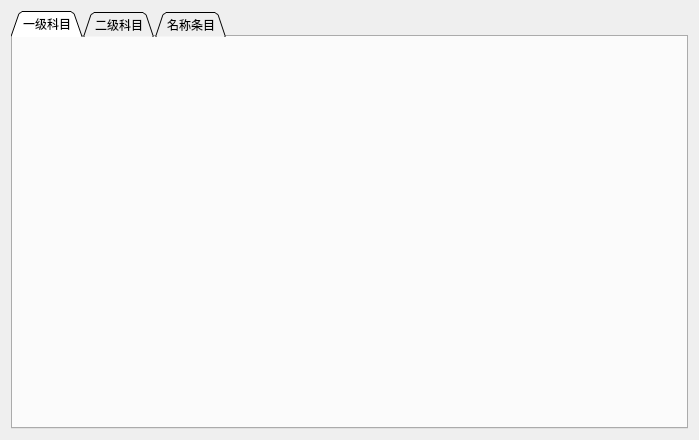
First picture: the form in forms/apcsubject.ui, repository wangkungit5905/PzAssistant, before the edit.
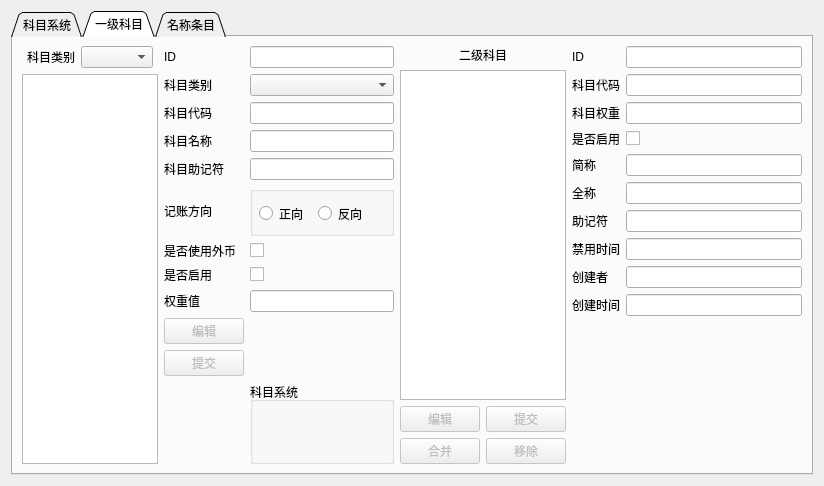
Second picture: the form after the edit.

```diff
--- a/forms/apcsubject.ui
+++ b/forms/apcsubject.ui
@@ -6,16 +6,16 @@
    <rect>
     <x>0</x>
     <y>0</y>
-    <width>699</width>
-    <height>440</height>
+    <width>824</width>
+    <height>486</height>
    </rect>
   </property>
   <property name="windowTitle">
    <string>Form</string>
   </property>
-  <layout class="QVBoxLayout" name="verticalLayout">
+  <layout class="QHBoxLayout" name="horizontalLayout_9">
    <item>
-    <widget class="QTabWidget" name="tabWidget">
+    <widget class="QTabWidget" name="tw">
      <property name="tabPosition">
       <enum>QTabWidget::North</enum>
      </property>
@@ -28,20 +28,877 @@
      <property name="documentMode">
       <bool>false</bool>
      </property>
+     <widget class="QWidget" name="tabSubSys">
+      <attribute name="title">
+       <string>科目系统</string>
+      </attribute>
+      <layout class="QVBoxLayout" name="verticalLayout_8">
+       <item>
+        <widget class="QLabel" name="label">
+         <property name="text">
+          <string>账户采用的科目系统</string>
+         </property>
+        </widget>
+       </item>
+       <item>
+        <widget class="QTableWidget" name="tv_subsys">
+         <property name="selectionBehavior">
+          <enum>QAbstractItemView::SelectRows</enum>
+         </property>
+         <column>
+          <property name="text">
+           <string>代码</string>
+          </property>
+         </column>
+         <column>
+          <property name="text">
+           <string>名称</string>
+          </property>
+         </column>
+         <column>
+          <property name="text">
+           <string>说明</string>
+          </property>
+         </column>
+         <column>
+          <property name="text">
+           <string>导入</string>
+          </property>
+         </column>
+         <column>
+          <property name="text">
+           <string>衔接配置</string>
+          </property>
+         </column>
+        </widget>
+       </item>
+       <item>
+        <spacer name="verticalSpacer_5">
+         <property name="orientation">
+          <enum>Qt::Vertical</enum>
+         </property>
+         <property name="sizeHint" stdset="0">
+          <size>
+           <width>20</width>
+           <height>40</height>
+          </size>
+         </property>
+        </spacer>
+       </item>
+      </layout>
+     </widget>
      <widget class="QWidget" name="tabFst">
       <attribute name="title">
        <string>一级科目</string>
       </attribute>
-     </widget>
-     <widget class="QWidget" name="tabSec">
-      <attribute name="title">
-       <string>二级科目</string>
-      </attribute>
+      <layout class="QHBoxLayout" name="horizontalLayout" stretch="1,2,1,2">
+       <item>
+        <layout class="QVBoxLayout" name="verticalLayout_3">
+         <item>
+          <layout class="QHBoxLayout" name="horizontalLayout_2">
+           <property name="leftMargin">
+            <number>5</number>
+           </property>
+           <property name="rightMargin">
+            <number>5</number>
+           </property>
+           <item>
+            <widget class="QLabel" name="label_10">
+             <property name="text">
+              <string>科目类别</string>
+             </property>
+            </widget>
+           </item>
+           <item>
+            <widget class="QComboBox" name="cmbFSubCls"/>
+           </item>
+          </layout>
+         </item>
+         <item>
+          <widget class="QListWidget" name="lwFSub"/>
+         </item>
+        </layout>
+       </item>
+       <item>
+        <layout class="QGridLayout" name="gridLayout" rowstretch="0,0,0,0,0,3,0,0,0,0,0,5">
+         <item row="0" column="0">
+          <widget class="QLabel" name="label_33">
+           <property name="text">
+            <string>ID</string>
+           </property>
+          </widget>
+         </item>
+         <item row="0" column="1">
+          <widget class="QLineEdit" name="fsubID">
+           <property name="readOnly">
+            <bool>true</bool>
+           </property>
+          </widget>
+         </item>
+         <item row="1" column="0">
+          <widget class="QLabel" name="label_4">
+           <property name="text">
+            <string>科目类别</string>
+           </property>
+          </widget>
+         </item>
+         <item row="1" column="1">
+          <widget class="QComboBox" name="FSubCls"/>
+         </item>
+         <item row="2" column="0">
+          <widget class="QLabel" name="label_3">
+           <property name="text">
+            <string>科目代码</string>
+           </property>
+          </widget>
+         </item>
+         <item row="2" column="1">
+          <widget class="QLineEdit" name="fsubCode"/>
+         </item>
+         <item row="3" column="0">
+          <widget class="QLabel" name="label_2">
+           <property name="text">
+            <string>科目名称</string>
+           </property>
+          </widget>
+         </item>
+         <item row="3" column="1">
+          <widget class="QLineEdit" name="fsubName"/>
+         </item>
+         <item row="4" column="0">
+          <widget class="QLabel" name="label_6">
+           <property name="text">
+            <string>科目助记符</string>
+           </property>
+          </widget>
+         </item>
+         <item row="4" column="1">
+          <widget class="QLineEdit" name="fsubRemCode"/>
+         </item>
+         <item row="5" column="0">
+          <widget class="QLabel" name="label_5">
+           <property name="text">
+            <string>记账方向</string>
+           </property>
+          </widget>
+         </item>
+         <item row="5" column="1">
+          <widget class="QGroupBox" name="groupBox_2">
+           <property name="title">
+            <string/>
+           </property>
+           <property name="alignment">
+            <set>Qt::AlignLeading|Qt::AlignLeft|Qt::AlignTop</set>
+           </property>
+           <widget class="QRadioButton" name="jdDir_N">
+            <property name="geometry">
+             <rect>
+              <x>68</x>
+              <y>16</y>
+              <width>52</width>
+              <height>23</height>
+             </rect>
+            </property>
+            <property name="text">
+             <string>反向</string>
+            </property>
+           </widget>
+           <widget class="QRadioButton" name="jdDir_P">
+            <property name="geometry">
+             <rect>
+              <x>9</x>
+              <y>16</y>
+              <width>53</width>
+              <height>23</height>
+             </rect>
+            </property>
+            <property name="text">
+             <string>正向</string>
+            </property>
+           </widget>
+          </widget>
+         </item>
+         <item row="6" column="0">
+          <widget class="QLabel" name="label_8">
+           <property name="text">
+            <string>是否使用外币</string>
+           </property>
+          </widget>
+         </item>
+         <item row="6" column="1">
+          <widget class="QCheckBox" name="isUseWb">
+           <property name="text">
+            <string/>
+           </property>
+          </widget>
+         </item>
+         <item row="7" column="0">
+          <widget class="QLabel" name="label_7">
+           <property name="text">
+            <string>是否启用</string>
+           </property>
+          </widget>
+         </item>
+         <item row="7" column="1">
+          <widget class="QCheckBox" name="fsubIsEnable">
+           <property name="text">
+            <string/>
+           </property>
+          </widget>
+         </item>
+         <item row="8" column="0">
+          <widget class="QLabel" name="label_9">
+           <property name="text">
+            <string>权重值</string>
+           </property>
+          </widget>
+         </item>
+         <item row="8" column="1">
+          <widget class="QLineEdit" name="fsubWeight">
+           <property name="text">
+            <string/>
+           </property>
+          </widget>
+         </item>
+         <item row="9" column="0">
+          <widget class="QPushButton" name="btnFSubEdit">
+           <property name="enabled">
+            <bool>false</bool>
+           </property>
+           <property name="text">
+            <string>编辑</string>
+           </property>
+          </widget>
+         </item>
+         <item row="10" column="0">
+          <widget class="QPushButton" name="btnFSubCommit">
+           <property name="enabled">
+            <bool>false</bool>
+           </property>
+           <property name="text">
+            <string>提交</string>
+           </property>
+          </widget>
+         </item>
+         <item row="11" column="0">
+          <spacer name="verticalSpacer_3">
+           <property name="orientation">
+            <enum>Qt::Vertical</enum>
+           </property>
+           <property name="sizeHint" stdset="0">
+            <size>
+             <width>20</width>
+             <height>40</height>
+            </size>
+           </property>
+          </spacer>
+         </item>
+         <item row="11" column="1">
+          <widget class="QGroupBox" name="gb_subSys">
+           <property name="title">
+            <string>科目系统</string>
+           </property>
+          </widget>
+         </item>
+        </layout>
+       </item>
+       <item>
+        <layout class="QVBoxLayout" name="verticalLayout_2">
+         <item>
+          <widget class="QLabel" name="label_11">
+           <property name="text">
+            <string>二级科目</string>
+           </property>
+           <property name="alignment">
+            <set>Qt::AlignCenter</set>
+           </property>
+          </widget>
+         </item>
+         <item>
+          <widget class="QListWidget" name="lwSSub"/>
+         </item>
+         <item>
+          <layout class="QHBoxLayout" name="horizontalLayout_3">
+           <item>
+            <widget class="QPushButton" name="btnSSubEdit">
+             <property name="enabled">
+              <bool>false</bool>
+             </property>
+             <property name="text">
+              <string>编辑</string>
+             </property>
+            </widget>
+           </item>
+           <item>
+            <spacer name="horizontalSpacer">
+             <property name="orientation">
+              <enum>Qt::Horizontal</enum>
+             </property>
+             <property name="sizeHint" stdset="0">
+              <size>
+               <width>40</width>
+               <height>20</height>
+              </size>
+             </property>
+            </spacer>
+           </item>
+           <item>
+            <widget class="QPushButton" name="btnSSubCommit">
+             <property name="enabled">
+              <bool>false</bool>
+             </property>
+             <property name="text">
+              <string>提交</string>
+             </property>
+            </widget>
+           </item>
+          </layout>
+         </item>
+         <item>
+          <layout class="QHBoxLayout" name="horizontalLayout_5">
+           <item>
+            <widget class="QPushButton" name="btnSSubMerge">
+             <property name="enabled">
+              <bool>false</bool>
+             </property>
+             <property name="text">
+              <string>合并</string>
+             </property>
+            </widget>
+           </item>
+           <item>
+            <spacer name="horizontalSpacer_2">
+             <property name="orientation">
+              <enum>Qt::Horizontal</enum>
+             </property>
+             <property name="sizeHint" stdset="0">
+              <size>
+               <width>40</width>
+               <height>20</height>
+              </size>
+             </property>
+            </spacer>
+           </item>
+           <item>
+            <widget class="QPushButton" name="btnSSubDel">
+             <property name="enabled">
+              <bool>false</bool>
+             </property>
+             <property name="text">
+              <string>移除</string>
+             </property>
+            </widget>
+           </item>
+          </layout>
+         </item>
+        </layout>
+       </item>
+       <item>
+        <layout class="QGridLayout" name="gridLayout_3">
+         <item row="0" column="0">
+          <widget class="QLabel" name="label_32">
+           <property name="text">
+            <string>ID</string>
+           </property>
+          </widget>
+         </item>
+         <item row="8" column="0">
+          <widget class="QLabel" name="label_23">
+           <property name="text">
+            <string>创建者</string>
+           </property>
+          </widget>
+         </item>
+         <item row="9" column="1">
+          <widget class="QLineEdit" name="ssubCrtTime"/>
+         </item>
+         <item row="5" column="1">
+          <widget class="QLineEdit" name="ssubLName">
+           <property name="readOnly">
+            <bool>true</bool>
+           </property>
+          </widget>
+         </item>
+         <item row="6" column="1">
+          <widget class="QLineEdit" name="ssubRemCode">
+           <property name="readOnly">
+            <bool>true</bool>
+           </property>
+          </widget>
+         </item>
+         <item row="4" column="1">
+          <widget class="QLineEdit" name="ssubName">
+           <property name="readOnly">
+            <bool>true</bool>
+           </property>
+          </widget>
+         </item>
+         <item row="7" column="0">
+          <widget class="QLabel" name="label_22">
+           <property name="text">
+            <string>禁用时间</string>
+           </property>
+          </widget>
+         </item>
+         <item row="2" column="1">
+          <widget class="QLineEdit" name="ssubWeight"/>
+         </item>
+         <item row="7" column="1">
+          <widget class="QLineEdit" name="ssubDisTime"/>
+         </item>
+         <item row="9" column="0">
+          <widget class="QLabel" name="label_24">
+           <property name="text">
+            <string>创建时间</string>
+           </property>
+          </widget>
+         </item>
+         <item row="8" column="1">
+          <widget class="QLineEdit" name="ssubCreator"/>
+         </item>
+         <item row="6" column="0">
+          <widget class="QLabel" name="label_31">
+           <property name="text">
+            <string>助记符</string>
+           </property>
+          </widget>
+         </item>
+         <item row="4" column="0">
+          <widget class="QLabel" name="label_29">
+           <property name="text">
+            <string>简称</string>
+           </property>
+          </widget>
+         </item>
+         <item row="1" column="0">
+          <widget class="QLabel" name="label_19">
+           <property name="text">
+            <string>科目代码</string>
+           </property>
+          </widget>
+         </item>
+         <item row="2" column="0">
+          <widget class="QLabel" name="label_20">
+           <property name="text">
+            <string>科目权重</string>
+           </property>
+          </widget>
+         </item>
+         <item row="0" column="1">
+          <widget class="QLineEdit" name="ssubID">
+           <property name="readOnly">
+            <bool>true</bool>
+           </property>
+          </widget>
+         </item>
+         <item row="1" column="1">
+          <widget class="QLineEdit" name="ssubCode"/>
+         </item>
+         <item row="3" column="0">
+          <widget class="QLabel" name="label_21">
+           <property name="text">
+            <string>是否启用</string>
+           </property>
+          </widget>
+         </item>
+         <item row="5" column="0">
+          <widget class="QLabel" name="label_30">
+           <property name="text">
+            <string>全称</string>
+           </property>
+          </widget>
+         </item>
+         <item row="3" column="1">
+          <widget class="QCheckBox" name="ssubIsEnable">
+           <property name="text">
+            <string/>
+           </property>
+          </widget>
+         </item>
+         <item row="10" column="0">
+          <spacer name="verticalSpacer_2">
+           <property name="orientation">
+            <enum>Qt::Vertical</enum>
+           </property>
+           <property name="sizeHint" stdset="0">
+            <size>
+             <width>20</width>
+             <height>40</height>
+            </size>
+           </property>
+          </spacer>
+         </item>
+        </layout>
+       </item>
+      </layout>
      </widget>
      <widget class="QWidget" name="tabNi">
       <attribute name="title">
        <string>名称条目</string>
       </attribute>
+      <layout class="QHBoxLayout" name="horizontalLayout_6">
+       <item>
+        <layout class="QVBoxLayout" name="verticalLayout_4">
+         <item>
+          <layout class="QHBoxLayout" name="horizontalLayout_4" stretch="2,10,1">
+           <item>
+            <widget class="QLabel" name="label_18">
+             <property name="text">
+              <string>分类显示</string>
+             </property>
+             <property name="alignment">
+              <set>Qt::AlignCenter</set>
+             </property>
+            </widget>
+           </item>
+           <item>
+            <widget class="QComboBox" name="niClsView"/>
+           </item>
+           <item>
+            <spacer name="horizontalSpacer_3">
+             <property name="orientation">
+              <enum>Qt::Horizontal</enum>
+             </property>
+             <property name="sizeHint" stdset="0">
+              <size>
+               <width>40</width>
+               <height>20</height>
+              </size>
+             </property>
+            </spacer>
+           </item>
+          </layout>
+         </item>
+         <item>
+          <widget class="QListWidget" name="lwNI">
+           <property name="horizontalScrollBarPolicy">
+            <enum>Qt::ScrollBarAlwaysOff</enum>
+           </property>
+          </widget>
+         </item>
+        </layout>
+       </item>
+       <item>
+        <layout class="QVBoxLayout" name="verticalLayout_5">
+         <item>
+          <widget class="QPushButton" name="btnNewNI">
+           <property name="text">
+            <string>创建</string>
+           </property>
+          </widget>
+         </item>
+         <item>
+          <widget class="QPushButton" name="btnNiEdit">
+           <property name="text">
+            <string>编辑</string>
+           </property>
+          </widget>
+         </item>
+         <item>
+          <widget class="QPushButton" name="btnNiCommit">
+           <property name="text">
+            <string>提交</string>
+           </property>
+          </widget>
+         </item>
+         <item>
+          <widget class="QPushButton" name="btnDelNI">
+           <property name="text">
+            <string>删除</string>
+           </property>
+          </widget>
+         </item>
+         <item>
+          <widget class="QPushButton" name="btnNIMerge">
+           <property name="text">
+            <string>合并</string>
+           </property>
+          </widget>
+         </item>
+         <item>
+          <spacer name="verticalSpacer">
+           <property name="orientation">
+            <enum>Qt::Vertical</enum>
+           </property>
+           <property name="sizeHint" stdset="0">
+            <size>
+             <width>20</width>
+             <height>40</height>
+            </size>
+           </property>
+          </spacer>
+         </item>
+        </layout>
+       </item>
+       <item>
+        <layout class="QVBoxLayout" name="verticalLayout_6">
+         <item>
+          <layout class="QGridLayout" name="gridLayout_2">
+           <item row="0" column="0">
+            <widget class="QLabel" name="label_34">
+             <property name="text">
+              <string>ID</string>
+             </property>
+            </widget>
+           </item>
+           <item row="0" column="1">
+            <widget class="QLineEdit" name="niID">
+             <property name="readOnly">
+              <bool>true</bool>
+             </property>
+            </widget>
+           </item>
+           <item row="1" column="0">
+            <widget class="QLabel" name="label_12">
+             <property name="text">
+              <string>简称</string>
+             </property>
+            </widget>
+           </item>
+           <item row="1" column="1">
+            <widget class="QLineEdit" name="niName">
+             <property name="text">
+              <string/>
+             </property>
+             <property name="readOnly">
+              <bool>true</bool>
+             </property>
+            </widget>
+           </item>
+           <item row="2" column="0">
+            <widget class="QLabel" name="label_13">
+             <property name="text">
+              <string>全称</string>
+             </property>
+            </widget>
+           </item>
+           <item row="2" column="1">
+            <widget class="QLineEdit" name="niLName">
+             <property name="readOnly">
+              <bool>true</bool>
+             </property>
+            </widget>
+           </item>
+           <item row="3" column="0">
+            <widget class="QLabel" name="label_14">
+             <property name="text">
+              <string>助记符</string>
+             </property>
+            </widget>
+           </item>
+           <item row="3" column="1">
+            <widget class="QLineEdit" name="niRemCode">
+             <property name="readOnly">
+              <bool>true</bool>
+             </property>
+            </widget>
+           </item>
+           <item row="4" column="0">
+            <widget class="QLabel" name="label_15">
+             <property name="text">
+              <string>类别</string>
+             </property>
+            </widget>
+           </item>
+           <item row="4" column="1">
+            <widget class="QComboBox" name="niCls">
+             <property name="enabled">
+              <bool>false</bool>
+             </property>
+            </widget>
+           </item>
+           <item row="5" column="0">
+            <widget class="QLabel" name="label_16">
+             <property name="text">
+              <string>创建时间</string>
+             </property>
+            </widget>
+           </item>
+           <item row="5" column="1">
+            <widget class="QLineEdit" name="niCrtTime">
+             <property name="readOnly">
+              <bool>true</bool>
+             </property>
+            </widget>
+           </item>
+           <item row="6" column="0">
+            <widget class="QLabel" name="label_17">
+             <property name="text">
+              <string>创建者</string>
+             </property>
+            </widget>
+           </item>
+           <item row="6" column="1">
+            <widget class="QLineEdit" name="niCreator">
+             <property name="readOnly">
+              <bool>true</bool>
+             </property>
+            </widget>
+           </item>
+          </layout>
+         </item>
+         <item>
+          <widget class="QGroupBox" name="niClsBox">
+           <property name="enabled">
+            <bool>true</bool>
+           </property>
+           <property name="title">
+            <string>名词条目类别管理</string>
+           </property>
+           <property name="flat">
+            <bool>false</bool>
+           </property>
+           <property name="checkable">
+            <bool>true</bool>
+           </property>
+           <property name="checked">
+            <bool>false</bool>
+           </property>
+           <layout class="QHBoxLayout" name="horizontalLayout_8" stretch="0">
+            <item>
+             <widget class="QFrame" name="niClsFrame">
+              <property name="frameShape">
+               <enum>QFrame::StyledPanel</enum>
+              </property>
+              <property name="frameShadow">
+               <enum>QFrame::Sunken</enum>
+              </property>
+              <layout class="QHBoxLayout" name="horizontalLayout_11">
+               <item>
+                <layout class="QVBoxLayout" name="verticalLayout_7" stretch="0,0">
+                 <item>
+                  <widget class="QLabel" name="label_25">
+                   <property name="text">
+                    <string>已有类别</string>
+                   </property>
+                  </widget>
+                 </item>
+                 <item>
+                  <widget class="QListWidget" name="lwNiCls">
+                   <property name="horizontalScrollBarPolicy">
+                    <enum>Qt::ScrollBarAlwaysOff</enum>
+                   </property>
+                  </widget>
+                 </item>
+                </layout>
+               </item>
+               <item>
+                <layout class="QVBoxLayout" name="verticalLayout">
+                 <item>
+                  <layout class="QGridLayout" name="gridLayout_4">
+                   <item row="0" column="0">
+                    <widget class="QLabel" name="label_28">
+                     <property name="text">
+                      <string>类别代码</string>
+                     </property>
+                    </widget>
+                   </item>
+                   <item row="0" column="1">
+                    <widget class="QLineEdit" name="niClsCode">
+                     <property name="readOnly">
+                      <bool>true</bool>
+                     </property>
+                    </widget>
+                   </item>
+                   <item row="1" column="0">
+                    <widget class="QLabel" name="label_26">
+                     <property name="text">
+                      <string>类别名称</string>
+                     </property>
+                    </widget>
+                   </item>
+                   <item row="1" column="1">
+                    <widget class="QLineEdit" name="niClsName">
+                     <property name="readOnly">
+                      <bool>true</bool>
+                     </property>
+                    </widget>
+                   </item>
+                   <item row="2" column="0">
+                    <widget class="QLabel" name="label_27">
+                     <property name="text">
+                      <string>类别解释</string>
+                     </property>
+                    </widget>
+                   </item>
+                   <item row="2" column="1">
+                    <widget class="QLineEdit" name="niClsExplain">
+                     <property name="readOnly">
+                      <bool>true</bool>
+                     </property>
+                    </widget>
+                   </item>
+                  </layout>
+                 </item>
+                 <item>
+                  <spacer name="verticalSpacer_4">
+                   <property name="orientation">
+                    <enum>Qt::Vertical</enum>
+                   </property>
+                   <property name="sizeHint" stdset="0">
+                    <size>
+                     <width>20</width>
+                     <height>40</height>
+                    </size>
+                   </property>
+                  </spacer>
+                 </item>
+                 <item>
+                  <layout class="QHBoxLayout" name="horizontalLayout_7">
+                   <item>
+                    <widget class="QPushButton" name="btnNewNiCls">
+                     <property name="text">
+                      <string>新类别</string>
+                     </property>
+                    </widget>
+                   </item>
+                   <item>
+                    <widget class="QPushButton" name="btnNiClsEdit">
+                     <property name="text">
+                      <string>编辑</string>
+                     </property>
+                    </widget>
+                   </item>
+                   <item>
+                    <widget class="QPushButton" name="btnNiClsCommit">
+                     <property name="text">
+                      <string>提交</string>
+                     </property>
+                    </widget>
+                   </item>
+                   <item>
+                    <widget class="QPushButton" name="btnDelNiCls">
+                     <property name="text">
+                      <string>移除类别</string>
+                     </property>
+                    </widget>
+                   </item>
+                   <item>
+                    <spacer name="horizontalSpacer_4">
+                     <property name="orientation">
+                      <enum>Qt::Horizontal</enum>
+                     </property>
+                     <property name="sizeHint" stdset="0">
+                      <size>
+                       <width>40</width>
+                       <height>20</height>
+                      </size>
+                     </property>
+                    </spacer>
+                   </item>
+                  </layout>
+                 </item>
+                </layout>
+               </item>
+              </layout>
+             </widget>
+            </item>
+           </layout>
+          </widget>
+         </item>
+        </layout>
+       </item>
+      </layout>
      </widget>
     </widget>
    </item>
```
Left out of the diff: 36 changed lines with no effect on the pictures.
